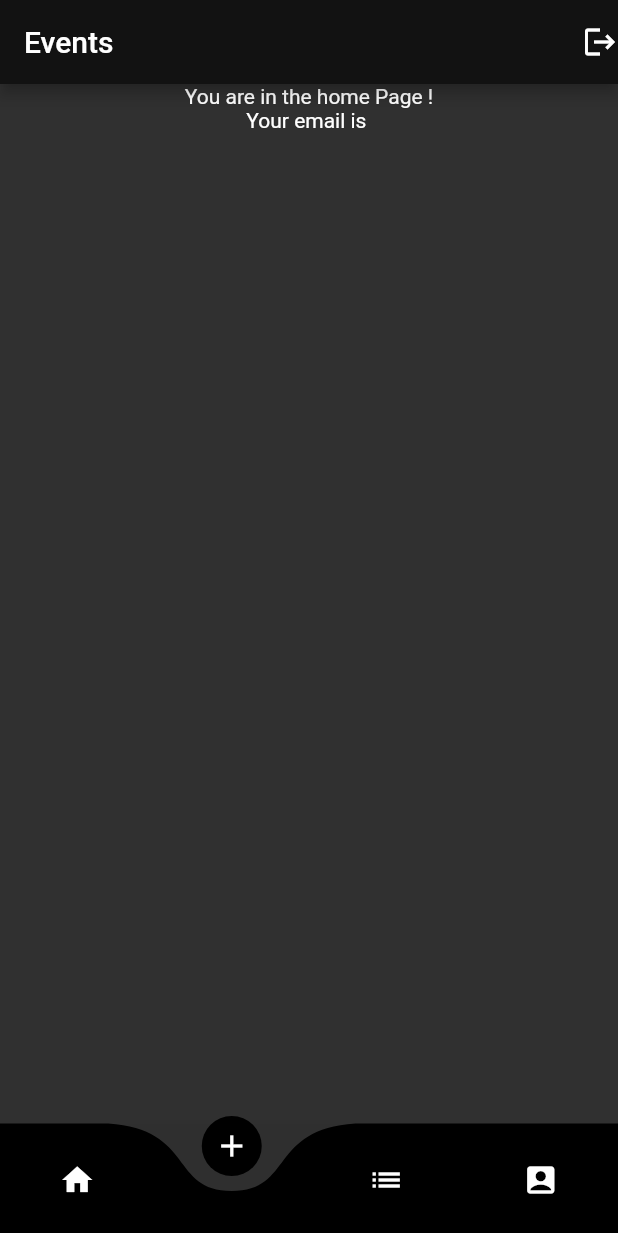
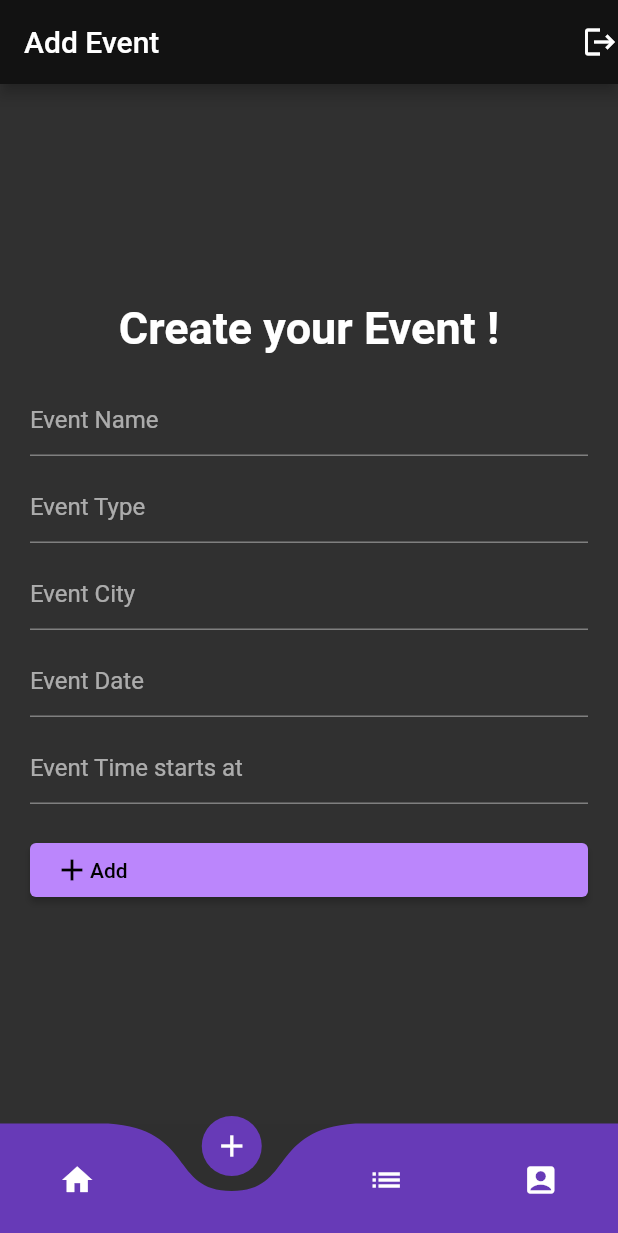
Before and after one commit to Karanosi/event-app-flutter-firebase, a Flutter app: the screen it shows once a user with an empty profile is signed in, item 2 of the bottom bar chosen, on a phone screen of 412 x 824 dp. Shown: the top 1233 px of the screen. Run offline on Flutter 3.47's test engine with Material 2 defaults, Android fonts, the phone set to English and light mode, and no system bars; drawn by our look-alikes of curved_navigation_bar; our stand-ins replace cloud_firestore, firebase_auth, firebase_core, firebase_storage, image_picker; accounts and stored records are empty; network calls fail.

Commit message:
Events List + Event Creation

```diff
--- a/lib/auth/WigetTree.dart
+++ b/lib/auth/WigetTree.dart
@@ -15,10 +15,10 @@ class WidgetTree extends StatelessWidget {
         stream: FirebaseAuth.instance.authStateChanges(),
         builder: (context, snapshot) {
           if (snapshot.hasData) {
-            return Home(title: 'Events');
+            return const Home();
           } else {
             // it ll show either the login page or the register page
-            return AuthPage();
+            return const AuthPage();
           }
         },
       ),
--- a/lib/main.dart
+++ b/lib/main.dart
@@ -1,11 +1,9 @@
 import 'package:events_app/auth/WigetTree.dart';
 import 'package:flutter/material.dart';
-
-import 'pages/LoginPage.dart';
 import 'package:firebase_core/firebase_core.dart';
 
 void main() async {
-  WidgetsFlutterBinding.ensureInitialized;
+  WidgetsFlutterBinding.ensureInitialized();
   await Firebase.initializeApp();
   runApp(const MyApp());
 }
--- /dev/null
+++ b/lib/pages/EventAddPage.dart
@@ -0,0 +1,159 @@
+import 'package:cloud_firestore/cloud_firestore.dart';
+import 'package:firebase_auth/firebase_auth.dart';
+import 'package:flutter/material.dart';
+
+class EventAddPage extends StatefulWidget {
+  const EventAddPage({super.key});
+
+  @override
+  State<EventAddPage> createState() => _EventAddPageState();
+}
+
+class _EventAddPageState extends State<EventAddPage> {
+  //text controllers
+  final _namecontroller = TextEditingController();
+  final _typecontroller = TextEditingController();
+  final _datecontroller = TextEditingController();
+  final _timecontroller = TextEditingController();
+  final _citycontroller = TextEditingController();
+
+  // this method is for memory management
+  @override
+  void dispose() {
+    _namecontroller.dispose();
+    _typecontroller.dispose();
+    _datecontroller.dispose();
+    _timecontroller.dispose();
+    _citycontroller.dispose();
+    super.dispose();
+  }
+
+  final user = FirebaseAuth.instance.currentUser!;
+  Future addEvent() async {
+    // create user
+    // calling adduserdetails method
+
+    addEventDetails(
+      _namecontroller.text.trim(),
+      _typecontroller.text.trim(),
+      _citycontroller.text.trim(),
+      _datecontroller.text.trim(),
+      _timecontroller.text.trim(),
+      user.email.toString().trim(),
+    );
+    showDialog(
+        context: context,
+        builder: (context) {
+          return const AlertDialog(
+            icon: Icon(Icons.add),
+            content: Text('Event Added !'),
+          );
+        });
+    _namecontroller.text = '';
+    _typecontroller.text = '';
+    _citycontroller.text = '';
+    _datecontroller.text = '';
+    _timecontroller.text = '';
+  }
+
+  Future addEventDetails(String name, String type, String city, String date,
+      String time, String email) async {
+    // connect with firebase database and access the user collecion
+    await FirebaseFirestore.instance.collection('events').add({
+      'name': name,
+      'type': type,
+      'city': city,
+      'date': date,
+      'time': time,
+      'email': email,
+    });
+  }
+
+  @override
+  Widget build(BuildContext context) {
+    return SafeArea(
+      child: Center(
+        child: Container(
+          padding: const EdgeInsets.all(20.0),
+          child: SingleChildScrollView(
+            child: Column(
+              mainAxisAlignment: MainAxisAlignment.center,
+              children: [
+                const Text(
+                  'Create your Event !',
+                  style: TextStyle(
+                    fontWeight: FontWeight.bold,
+                    fontSize: 30,
+                  ),
+                ),
+                //below is space between the text and form
+                const SizedBox(
+                  height: 20,
+                ),
+                // event name textfirld
+                TextField(
+                  controller: _namecontroller,
+                  decoration: const InputDecoration(
+                    hintText: 'Event Name',
+                  ),
+                ),
+                const SizedBox(
+                  height: 10,
+                ),
+                // event type textfirld
+                TextField(
+                  controller: _typecontroller,
+                  decoration: const InputDecoration(
+                    hintText: 'Event Type',
+                  ),
+                ),
+                const SizedBox(
+                  height: 10,
+                ),
+                // city textfirld
+                TextField(
+                  controller: _citycontroller,
+                  decoration: const InputDecoration(
+                    hintText: 'Event City',
+                  ),
+                ),
+                const SizedBox(
+                  height: 10,
+                ),
+                // city textfirld => to change into DropdownButton
+                TextField(
+                  controller: _datecontroller,
+                  decoration: const InputDecoration(
+                    hintText: 'Event Date',
+                  ),
+                ),
+                const SizedBox(
+                  height: 10,
+                ),
+                // email textfirld
+                TextField(
+                  controller: _timecontroller,
+                  decoration: const InputDecoration(
+                    hintText: 'Event Time starts at',
+                  ),
+                ),
+                const SizedBox(
+                  height: 20,
+                ),
+                ElevatedButton(
+                  onPressed: addEvent,
+                  child: Row(
+                    children: const [
+                      Icon(Icons.add),
+                      Text('Add'),
+                    ],
+                  ),
+                ),
+              ],
+            ),
+          ),
+        ),
+      ),
+    );
+  }
+}
--- a/lib/pages/HomePage.dart
+++ b/lib/pages/HomePage.dart
@@ -3,48 +3,33 @@ import 'package:curved_navigation_bar/curved_navigation_bar.dart';
 import 'package:firebase_auth/firebase_auth.dart';
 import 'package:flutter/material.dart';
 
-import '../data manipulation/GetUserName.dart';
+import 'PageTree.dart';
 
 class Home extends StatefulWidget {
-  const Home({super.key, required this.title});
-
-  final String title;
+  const Home({
+    super.key,
+  });
 
   @override
   State<Home> createState() => _HomeState();
 }
 
 class _HomeState extends State<Home> {
-  // document id (users id)
-  List<String> docIDs = [];
-  bool filled = false;
-  // fill the user's document id list
-  Future getDocId() async {
-    if (!filled) {
-      filled = !filled;
-      await FirebaseFirestore.instance
-          .collection('users') // to gegt the user collection
-          .orderBy('email') // this to order by email
-          .get()
-          .then(
-        (snapshot) {
-          snapshot.docs.forEach((document) {
-            print(document.reference);
-            docIDs.add(document.reference.id);
-          });
-        },
-      );
-    }
-  }
+  List<String> titleList = [
+    'Events List',
+    'Add Event',
+    'My Events',
+    'My Account'
+  ];
+  String title = 'Events List';
 
   int _index = 0;
-  final user = FirebaseAuth.instance.currentUser!;
 
   @override
   Widget build(BuildContext context) {
     return Scaffold(
       appBar: AppBar(
-        title: Text(widget.title),
+        title: Text(title),
         actions: [
           GestureDetector(
             child: const Icon(Icons.logout),
@@ -54,35 +39,15 @@ class _HomeState extends State<Home> {
           ),
         ],
       ),
-      body: Center(
-        child: Column(
-          mainAxisAlignment: MainAxisAlignment.center,
-          children: [
-            const Text('You are in the home Page !'),
-            Text('Your email is ${user.email!}'),
-            Expanded(
-              child: FutureBuilder(
-                future: getDocId(),
-                builder: (context, snapshot) {
-                  return ListView.builder(
-                      itemCount: docIDs.length,
-                      itemBuilder: (context, index) {
-                        return ListTile(
-                          title: GetUserName(
-                            documentID: docIDs[index],
-                          ),
-                        );
-                      });
-                },
-              ),
-            ),
-          ],
+      body: Container(
+        child: PageTree(
+          index: _index,
         ),
       ),
       bottomNavigationBar: CurvedNavigationBar(
         animationDuration: Duration(milliseconds: 300),
         backgroundColor: Color.fromARGB(5, 0, 0, 0),
-        color: Colors.black,
+        color: Colors.deepPurple,
         items: const <Widget>[
           Icon(Icons.home),
           Icon(Icons.add),
@@ -91,6 +56,10 @@ class _HomeState extends State<Home> {
         ],
         onTap: (index) {
           //Handle button tap
+          setState(() {
+            title = titleList[index];
+            _index = index;
+          });
         },
       ),
     );
--- /dev/null
+++ b/lib/pages/PageTree.dart
@@ -0,0 +1,32 @@
+import 'package:flutter/material.dart';
+
+import 'EventAddPage.dart';
+import 'EventsListPage.dart';
+import 'MyEventsListPage.dart';
+import 'UserUpdatePage.dart';
+
+class PageTree extends StatefulWidget {
+  final int index;
+  const PageTree({super.key, required this.index});
+
+  @override
+  State<PageTree> createState() => _PageTreeState();
+}
+
+class _PageTreeState extends State<PageTree> {
+  @override
+  Widget build(BuildContext context) {
+    switch (widget.index) {
+      case 0:
+        return EventsListPage();
+      case 1:
+        return EventAddPage();
+      case 2:
+        return MyEventsListPage();
+      case 3:
+        return UserUpdatePage();
+      default:
+        return EventsListPage();
+    }
+  }
+}
--- a/pubspec.yaml
+++ b/pubspec.yaml
@@ -40,6 +40,8 @@ dependencies:
   firebase_auth: ^4.2.5
   cloud_firestore: ^4.3.1
   curved_navigation_bar: ^1.0.3
+  image_picker: ^0.8.6
+  firebase_storage: ^11.0.10
 
 dev_dependencies:
   flutter_test:
```
Also changed, not shown: lib/data manipulation/GetEventName.dart (renamed from lib/data manipulation/GetUserName.dart, +19 -6 lines), lib/pages/EventsListPage.dart (added, +66 -0 lines), lib/pages/LoginPage.dart (+18 -3 lines), lib/pages/MyEventsListPage.dart (added, +17 -0 lines), lib/pages/UserUpdatePage.dart (added, +17 -0 lines), lib/pages/registerPage.dart (+55 -4 lines), 3 other files.
